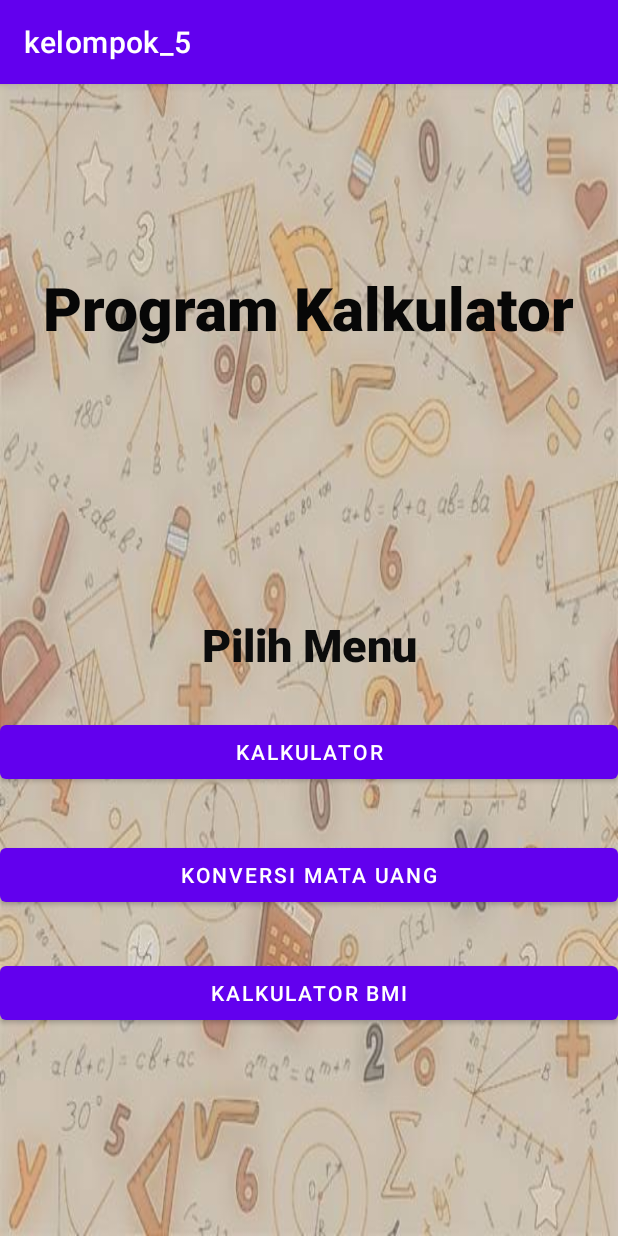
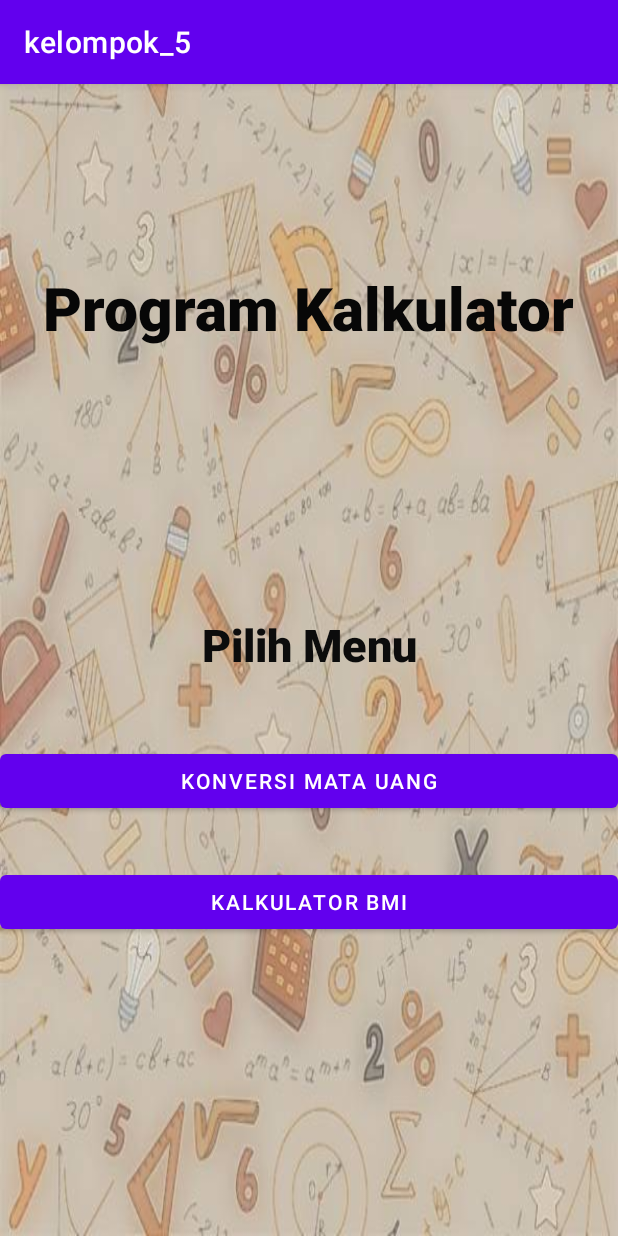
Before and after one commit to chesiachristy/Kalkulator, an Android app: the screen it shows after launch (MainActivity), on a phone screen of 412 x 824 dp. Run offline under Robolectric (Android 15) with nearby library versions, the light colour scheme and no system bars.

Commit message:
Projek_Kalkulator

```diff
--- a/app/src/main/java/com/example/kelompok_5/MainActivity.java
+++ b/app/src/main/java/com/example/kelompok_5/MainActivity.java
@@ -14,11 +14,6 @@ public class MainActivity extends AppCompatActivity {
         setContentView(R.layout.activity_main);
     }
 
-    public void Kalkulator(View view) {
-        Intent intent = new Intent(MainActivity.this, Kalkulator.class);
-        startActivity(intent);
-    }
-
     public void Kalkulator_BMI(View view) {
         Intent intent = new Intent(MainActivity.this, BMI.class);
         startActivity(intent);
--- a/app/src/main/res/layout/activity_main.xml
+++ b/app/src/main/res/layout/activity_main.xml
@@ -40,21 +40,6 @@
         app:layout_constraintVertical_bias="0.486" />
 
     <Button
-        android:id="@+id/btn_kalkulator"
-        android:layout_width="match_parent"
-        android:layout_height="wrap_content"
-        android:layout_gravity="center_horizontal"
-        android:onClick="Kalkulator"
-        android:orientation="vertical"
-        android:text="Kalkulator"
-        app:layout_constraintBottom_toBottomOf="parent"
-        app:layout_constraintEnd_toEndOf="parent"
-        app:layout_constraintHorizontal_bias="0.0"
-        app:layout_constraintStart_toStartOf="parent"
-        app:layout_constraintTop_toTopOf="parent"
-        app:layout_constraintVertical_bias="0.585" />
-
-    <Button
         android:id="@+id/btn_konvermatauang"
         android:layout_width="match_parent"
         android:layout_height="wrap_content"
@@ -64,10 +49,10 @@
         android:text="Konversi Mata Uang"
         app:layout_constraintBottom_toBottomOf="parent"
         app:layout_constraintEnd_toEndOf="parent"
-        app:layout_constraintHorizontal_bias="1.0"
+        app:layout_constraintHorizontal_bias="0.0"
         app:layout_constraintStart_toStartOf="parent"
         app:layout_constraintTop_toTopOf="parent"
-        app:layout_constraintVertical_bias="0.699" />
+        app:layout_constraintVertical_bias="0.612" />
 
     <Button
         android:id="@+id/btn_BMI"
@@ -82,6 +67,6 @@
         app:layout_constraintHorizontal_bias="0.0"
         app:layout_constraintStart_toStartOf="parent"
         app:layout_constraintTop_toTopOf="parent"
-        app:layout_constraintVertical_bias="0.808" />
+        app:layout_constraintVertical_bias="0.724" />
 
 </androidx.constraintlayout.widget.ConstraintLayout>
```
Also changed, not shown: app/src/main/java/com/example/kelompok_5/Mata_Uang.java (indentation only).
